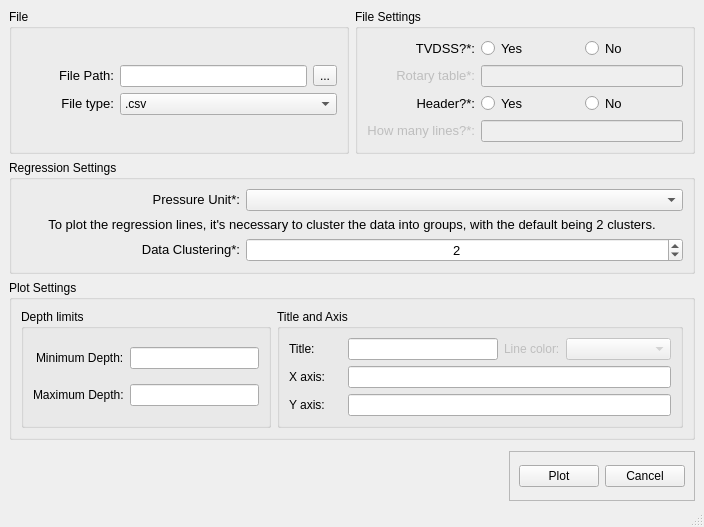
Old version of the form src/main/python/interface/design/regression.ui in the repository albano-a/GradPress.
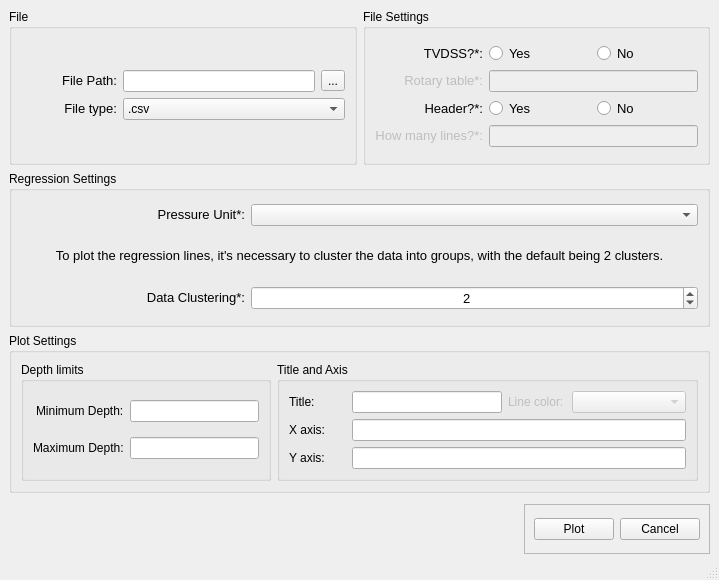
New version of the form. Icons and pictures are not drawn.

What changed in the file:
```diff
--- a/src/main/python/interface/design/regression.ui
+++ b/src/main/python/interface/design/regression.ui
@@ -6,8 +6,8 @@
    <rect>
     <x>0</x>
     <y>0</y>
-    <width>704</width>
-    <height>507</height>
+    <width>719</width>
+    <height>580</height>
    </rect>
   </property>
   <property name="windowTitle">
```
Left out of the diff: 7 changed lines with no effect on the pictures.
